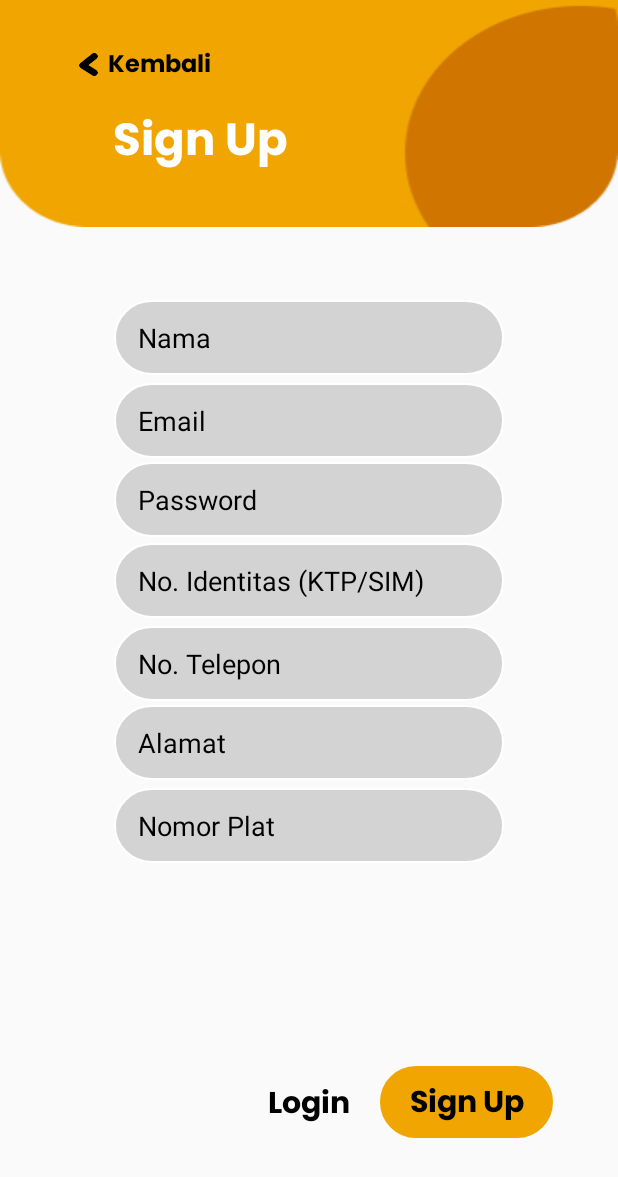
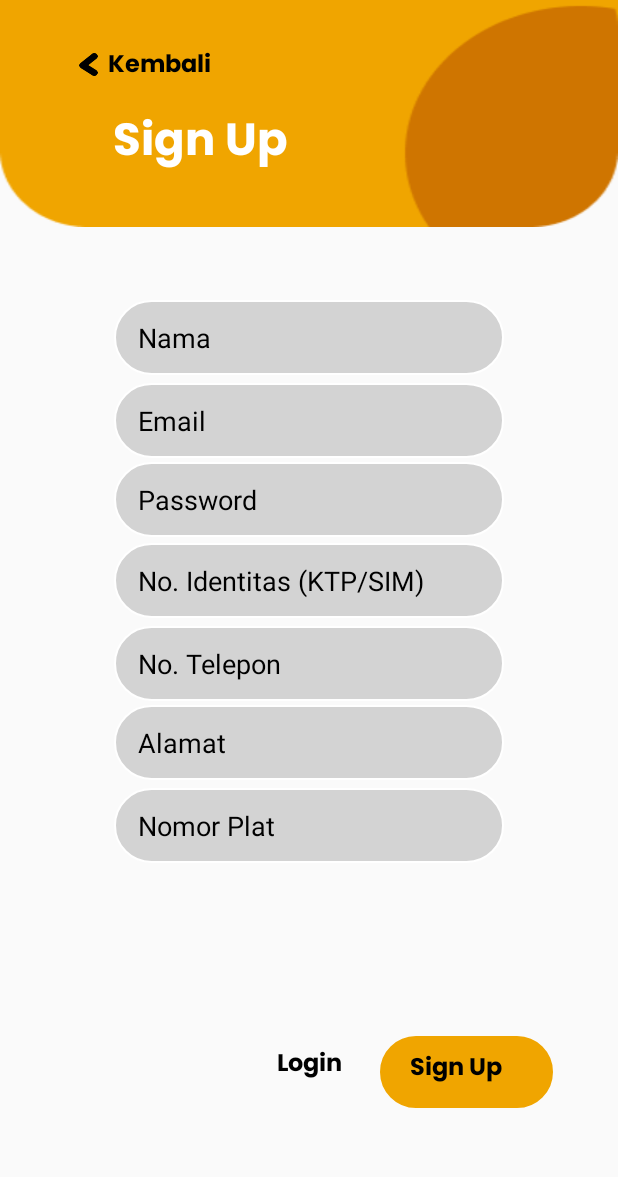
Before and after one commit to AlifiaZaidaNurmaya/proyek, an Android app: the SignUpActivity screen opened directly, with no data from a screen before it, on a phone screen of 412 x 824 dp. Shown: the top 1177 px of the screen. Run offline under Robolectric (Android 15) with nearby library versions, the light colour scheme and no system bars.

Commit message:
update files

```diff
--- a/src/ParkirAssistant/app/src/main/java/org/proyek/parkirassistant/LoginActivity.java
+++ b/src/ParkirAssistant/app/src/main/java/org/proyek/parkirassistant/LoginActivity.java
@@ -19,4 +19,10 @@ public class LoginActivity extends AppCompatActivity {
         startActivity(i);
         finish();
     }
+
+    public void onClickSignUp(View view) {
+        Intent i = new Intent(this,SignUpActivity.class);
+        startActivity(i);
+        finish();
+    }
 }
--- a/src/ParkirAssistant/app/src/main/java/org/proyek/parkirassistant/SignUpActivity.java
+++ b/src/ParkirAssistant/app/src/main/java/org/proyek/parkirassistant/SignUpActivity.java
@@ -19,4 +19,10 @@ public class SignUpActivity extends AppCompatActivity {
         startActivity(i);
         finish();
     }
+
+    public void onClickLogin(View view) {
+        Intent i = new Intent(this,LoginActivity.class);
+        startActivity(i);
+        finish();
+    }
 }
--- a/src/ParkirAssistant/app/src/main/res/layout/activity_booking.xml
+++ b/src/ParkirAssistant/app/src/main/res/layout/activity_booking.xml
@@ -444,11 +444,10 @@
                 android:paddingLeft="7dp"
                 android:paddingStart="7dp"
                 android:hint="1C"
-                android:inputType="number"
+                android:inputType="text"
                 android:textSize="9sp"
                 android:textColorHint="@android:color/black"
                 android:background="@drawable/bg_input_nomor_parkir"
-                android:enabled="false"
                 app:layout_constraintStart_toStartOf="parent"
                 app:layout_constraintTop_toBottomOf="@id/nomor_parkir_booking_label" />
 
--- a/src/ParkirAssistant/app/src/main/res/layout/activity_sign_up.xml
+++ b/src/ParkirAssistant/app/src/main/res/layout/activity_sign_up.xml
@@ -8,7 +8,7 @@
 
     <androidx.constraintlayout.widget.ConstraintLayout xmlns:app="http://schemas.android.com/apk/res-auto"
         android:layout_width="match_parent"
-        android:layout_height="match_parent"
+        android:layout_height="wrap_content"
         tools:context=".SignUpActivity">
 
         <ImageView
@@ -187,12 +187,14 @@
             android:id="@+id/login"
             android:layout_width="wrap_content"
             android:layout_height="wrap_content"
-            android:layout_marginTop="650dp"
+            android:layout_marginTop="635dp"
             android:fontFamily="@font/poppins_bold"
             android:text="@string/login"
             android:textAlignment="center"
             android:textColor="@android:color/black"
-            android:textSize="20sp"
+            android:textSize="16sp"
+            android:layout_marginBottom="40dp"
+            android:onClick="onClickLogin"
             app:layout_constraintEnd_toEndOf="parent"
             app:layout_constraintStart_toStartOf="parent"
             app:layout_constraintBottom_toBottomOf="parent"
@@ -205,6 +207,7 @@
             android:layout_gravity="center"
             android:layout_marginLeft="210dp"
             android:layout_marginTop="645dp"
+            android:layout_marginBottom="40dp"
             android:background="@drawable/bg_btn"
             android:fontFamily="@font/poppins_bold"
             android:inputType="text"
@@ -212,7 +215,7 @@
             android:paddingLeft="20dp"
             android:text="@string/sign_up"
             android:textColor="@android:color/black"
-            android:textSize="20sp"
+            android:textSize="16sp"
             app:layout_constraintEnd_toEndOf="parent"
             app:layout_constraintStart_toStartOf="parent"
             app:layout_constraintBottom_toBottomOf="parent"
```
Also changed, not shown: src/ParkirAssistant/app/src/main/res/layout/activity_login.xml (+6 -5 lines).
